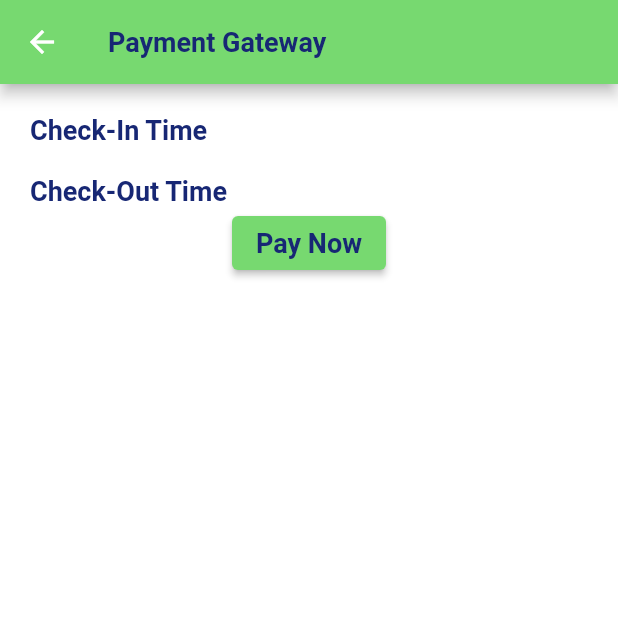
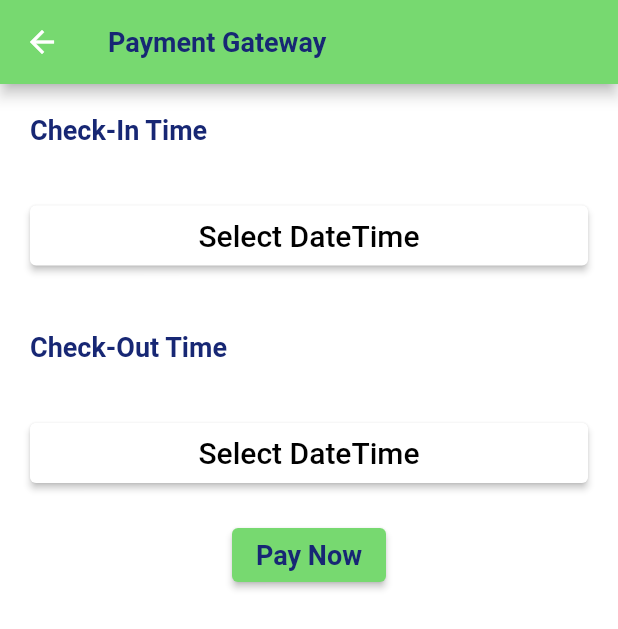
Before and after one commit to Viswanadareddy/JediTravels-main, a Flutter app: the PaymentsPage screen opened directly with empty values, on a phone screen of 412 x 824 dp. Shown: the top 629 px of the screen. Run offline on Flutter 3.47's test engine with Material 2 defaults, Android fonts, the phone set to English and light mode, and no system bars; our stand-ins replace cloud_firestore, firebase_auth, firebase_core, flutter_signin_button, flutter_svg, google_fonts; missing offline and left inert: cloud_firestore_web, firebase_auth_web, firebase_core_web, razorpay_flutter; accounts and stored records are empty.

Commit message:
new updates

```diff
--- a/lib/button_widget.dart
+++ b/lib/button_widget.dart
@@ -1,4 +1,4 @@
-/*import 'package:flutter/material.dart';
+import 'package:flutter/material.dart';
 
 class ButtonHeaderWidget extends StatelessWidget {
   final String title;
@@ -74,4 +74,4 @@ class HeaderWidget extends StatelessWidget {
           child,
         ],
       );
-}*/
+}
--- a/lib/datetime_picker_widget.dart
+++ b/lib/datetime_picker_widget.dart
@@ -1,4 +1,4 @@
-/*import 'package:flutter/material.dart';
+import 'package:flutter/material.dart';
 import 'package:intl/intl.dart';
 
 import 'button_widget.dart';
@@ -71,4 +71,4 @@ class _DatetimePickerWidgetState extends State<DatetimePickerWidget> {
 
     return newTime;
   }
-}*/
+}
--- a/lib/payments.dart
+++ b/lib/payments.dart
@@ -90,6 +90,10 @@ class _PaymentsPageState extends State<PaymentsPage> {
                       color: Constants.textColor),
                 )),
             Padding(
+              padding: EdgeInsets.fromLTRB(20, 0, 20, 20),
+              child: DatetimePickerWidget(),
+            ),
+            Padding(
                 padding: EdgeInsets.fromLTRB(20, 20, 20, 0),
                 child: Text(
                   "Check-Out Time",
@@ -98,6 +102,10 @@ class _PaymentsPageState extends State<PaymentsPage> {
                       fontWeight: FontWeight.bold,
                       color: Constants.textColor),
                 )),
+            Padding(
+              padding: EdgeInsets.fromLTRB(20, 0, 20, 20),
+              child: DatetimePickerWidget(),
+            ),
             Center(
               child: ElevatedButton(
                 onPressed: () {
```
Also changed, not shown: 9 other files.
